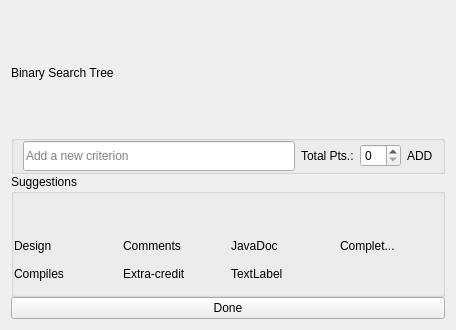
Qt form TurboGrade/ui/rubricview.ui (wassgha/TurboGrade) before a commit.
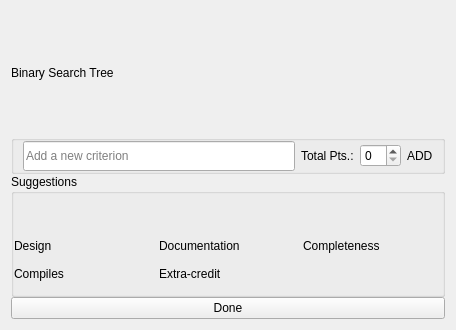
The same form after that commit. Icons and pictures are not drawn. Custom widgets are drawn as their Qt base class.

Commit message: Added quick criteria suggestions, need to make them smart

Diff of the .ui file:
```diff
--- a/TurboGrade/ui/rubricview.ui
+++ b/TurboGrade/ui/rubricview.ui
@@ -256,52 +256,38 @@
       <property name="horizontalSpacing">
        <number>-1</number>
       </property>
-      <item row="0" column="0">
-       <widget class="QLabel" name="label_26">
-        <property name="text">
-         <string>Design</string>
-        </property>
-       </widget>
-      </item>
       <item row="1" column="1">
-       <widget class="QLabel" name="label_32">
+       <widget class="ClickableLabel" name="suggestion_extracredit">
         <property name="text">
          <string>Extra-credit</string>
         </property>
        </widget>
       </item>
+      <item row="0" column="2">
+       <widget class="ClickableLabel" name="suggestion_completeness">
+        <property name="text">
+         <string>Completeness</string>
+        </property>
+       </widget>
+      </item>
       <item row="1" column="0">
-       <widget class="QLabel" name="label_29">
+       <widget class="ClickableLabel" name="suggestion_compiles">
         <property name="text">
          <string>Compiles</string>
         </property>
        </widget>
       </item>
-      <item row="0" column="3">
-       <widget class="QLabel" name="label_28">
-        <property name="text">
-         <string>Complet...</string>
-        </property>
-       </widget>
-      </item>
-      <item row="0" column="2">
-       <widget class="QLabel" name="label_27">
-        <property name="text">
-         <string>JavaDoc</string>
-        </property>
-       </widget>
-      </item>
-      <item row="1" column="2">
-       <widget class="QLabel" name="label_30">
-        <property name="text">
-         <string>TextLabel</string>
-        </property>
-       </widget>
-      </item>
       <item row="0" column="1">
-       <widget class="QLabel" name="label_31">
+       <widget class="ClickableLabel" name="suggestion_documentation">
         <property name="text">
-         <string>Comments</string>
+         <string>Documentation</string>
+        </property>
+       </widget>
+      </item>
+      <item row="0" column="0">
+       <widget class="ClickableLabel" name="suggestion_design">
+        <property name="text">
+         <string>Design</string>
         </property>
        </widget>
       </item>
```
Left out of the diff: 3 changed lines with no effect on the pictures. The commit also changes 3 other files.
